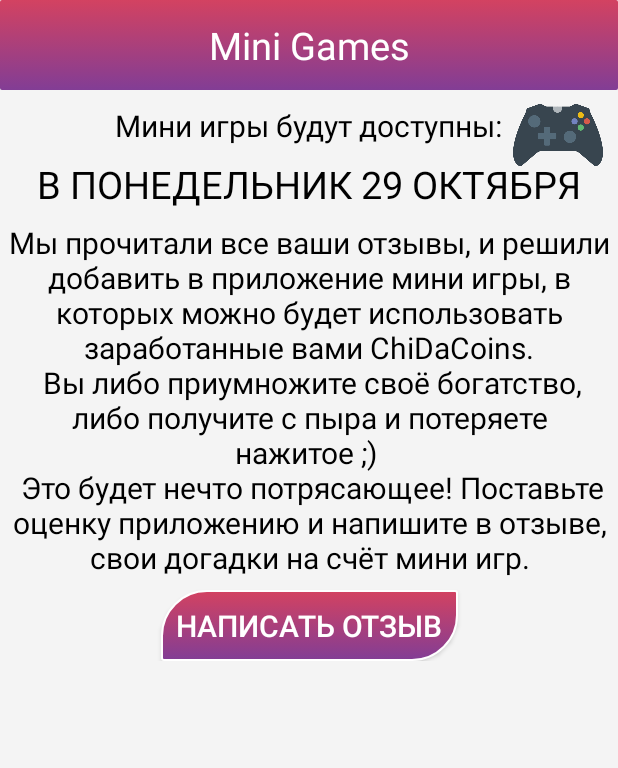
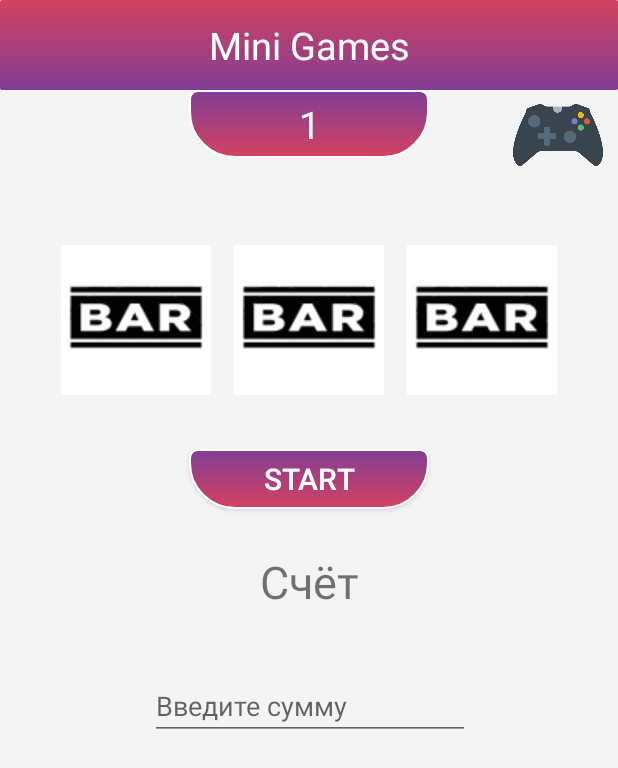
Before and after one commit to GKava/chda, an Android app: the fragment MiniGameFragments placed in its activity, on a phone screen of 412 x 824 dp. Shown: the top 768 px of the screen. Run offline under Robolectric (Android 15) with nearby library versions, the phone set to English and light mode, and no system bars; our stand-ins replace AdMob; 6 statements that could not run were skipped.

Commit message:
mini game

```diff
--- a/app/src/main/java/edwardbil_soundboard/gkain/edwardbil/MainActivity.java
+++ b/app/src/main/java/edwardbil_soundboard/gkain/edwardbil/MainActivity.java
@@ -26,10 +26,9 @@ import com.google.android.gms.ads.MobileAds;
 
 
 public class MainActivity extends AppCompatActivity implements View.OnClickListener{
-    public static FragmentManager fragmentManager;
+
     ImageView image,game_view;
     Handler mHandler;
-
     private static final String TAG = "MainActivity";
     public static final String APP_PREFERENCES_CHECKPOINTS = "ads_inter";
     public static final String APP_PREFERENCES = "ads_settings";
@@ -37,6 +36,7 @@ public class MainActivity extends AppCompatActivity implements View.OnClickListe
     private AdView mAdView;
     private InterstitialAd mInterstitialAd;
     int intBanner =0;
+
     @Override
     protected void onCreate(Bundle savedInstanceState) {
         super.onCreate(savedInstanceState);
@@ -59,12 +59,11 @@ public class MainActivity extends AppCompatActivity implements View.OnClickListe
         mInterstitialAd.loadAd(new AdRequest.Builder().build());
 
 
-        fragmentManager = getSupportFragmentManager();
         if (findViewById(R.id.fragment_container)!=null){
             if (savedInstanceState!=null){
                 return;
             }
-            fragmentManager.beginTransaction().add(R.id.fragment_container, new MainFragment()).commit();
+            getSupportFragmentManager().beginTransaction().add(R.id.fragment_container, new MainFragment(), "MainFragment").commit();
         }
 
         startAnimGame();
@@ -87,15 +86,26 @@ public class MainActivity extends AppCompatActivity implements View.OnClickListe
 
     @Override
     public void onClick(View v) {
-switch (v.getId()){
+        switch (v.getId()) {
             case R.id.game_view:
                 viewAds();
-            fragmentManager.beginTransaction()
-//                    .setCustomAnimations(R.anim.enter_from_left, R.anim.exit_to_right, R.anim.enter_from_right, R.anim.exit_to_left)
-                    .replace(R.id.fragment_container, new MiniGameFragments())
+                //MainFragment mf = new MainFragment();
+                //mf.sendBundleChiDa();
+                MiniGameFragments frag = new MiniGameFragments();
+                Bundle bundle = new Bundle();
+                bundle.putInt("coins", ((MainFragment)(getSupportFragmentManager().findFragmentByTag("MainFragment"))).chiDa);
+                frag.setArguments(bundle);
+                getSupportFragmentManager().beginTransaction()
+                        .replace(R.id.fragment_container, frag)
                         .addToBackStack(null)
                         .commit();
-        Log.e(TAG, "Значение intBanner " + intBanner);
+
+
+//            fragmentManager.beginTransaction()
+//                    .replace(R.id.fragment_container, new MiniGameFragments())
+//                    .addToBackStack(null)
+//                    .commit();
+//        Log.e(TAG, "Значение intBanner " + intBanner);
 
                 break;
         }
@@ -132,16 +142,10 @@ for (int ti=2000; ti<=4000; ti=ti+2000) {
         if (imageResource==3){
             image.setImageResource(R.drawable.krit3 );
         }
-
         Animation animation1 = null;
         animation1 = AnimationUtils.loadAnimation(this, R.anim.left_right);
         image.startAnimation(animation1);
-
-
     }
-
-
-
 
     @Override
     protected void onResume() {
--- a/app/src/main/java/edwardbil_soundboard/gkain/edwardbil/MiniGameFragments.java
+++ b/app/src/main/java/edwardbil_soundboard/gkain/edwardbil/MiniGameFragments.java
@@ -1,7 +1,9 @@
 package edwardbil_soundboard.gkain.edwardbil;
 
 
+import android.content.Context;
 import android.content.Intent;
+import android.content.SharedPreferences;
 import android.media.Image;
 import android.net.Uri;
 import android.os.Bundle;
@@ -12,64 +14,203 @@ import android.view.ViewGroup;
 import android.view.animation.Animation;
 import android.view.animation.AnimationUtils;
 import android.widget.Button;
+import android.widget.EditText;
 import android.widget.ImageView;
 import android.widget.TextView;
+import android.widget.Toast;
+
+import java.util.Random;
+
+import static com.google.android.gms.internal.zzahn.runOnUiThread;
+import static edwardbil_soundboard.gkain.edwardbil.MainFragment.APP_PREFERENCES;
+import static edwardbil_soundboard.gkain.edwardbil.MainFragment.APP_PREFERENCES_CHIDA;
 
 
 /**
  * A simple {@link Fragment} subclass.
  */
 public class MiniGameFragments extends Fragment implements View.OnClickListener{
-//Button btn1,btn2,btn3;
-TextView header;
+    TextView header,txtv,score;
     ImageView image;
     Button comment;
+    Integer paramBundle;
+    EditText edTxt;
+    private SharedPreferences mSettings;
+    private  int coins;
+    String coinsString;
+    int stavka;
+
+    private ImageView img1, img2, img3;
+    private Wheel wheel1, wheel2, wheel3;
+    private boolean isStarted;
+
+    public static final Random RANDOM = new Random();
+
+    public static long randomLong(long lower, long upper) {
+        return lower + (long) (RANDOM.nextDouble() * (upper - lower));
+    }
+
     public MiniGameFragments() {
         // Required empty public constructor
     }
 
+    @Override
+    public void onPause() {
+        super.onPause();
+        SharedPreferences.Editor editor = mSettings.edit();
+        editor.putInt(APP_PREFERENCES_CHIDA, coins);
+        editor.apply();
+    }
 
     @Override
-    public View onCreateView(LayoutInflater inflater, ViewGroup container,
-                             Bundle savedInstanceState) {
+    public void onResume() {
+        if (mSettings.contains(APP_PREFERENCES_CHIDA)) {
+            coins = mSettings.getInt(APP_PREFERENCES_CHIDA, 0);
+        }
+        coinsString = String.valueOf(coins);
+        score.setText(coinsString);
+        super.onResume();
+    }
+
+    @Override
+    public View onCreateView(LayoutInflater inflater, ViewGroup container, Bundle savedInstanceState) {
         View view =inflater.inflate(R.layout.fragment_mini_game_fragments, container, false);
-//        btn1 = view.findViewById(R.id.btn1);
-//        btn2 = view.findViewById(R.id.btn2);
-//        btn3 = view.findViewById(R.id.btn3);
         header = view.findViewById(R.id.header);
+        txtv = view.findViewById(R.id.txtv);
+        score = view.findViewById(R.id.score);
         comment = view.findViewById(R.id.comment);
         comment.setOnClickListener(this);
-//        btn1.setOnClickListener(this);
-//        btn2.setOnClickListener(this);
-//        btn3.setOnClickListener(this);
 
+        img1 = view.findViewById(R.id.img1);
+        img2 = view.findViewById(R.id.img2);
+        img3 = view.findViewById(R.id.img3);
+        edTxt = view.findViewById(R.id.edTxt);
 
         MainActivity ma = (MainActivity) getActivity();
         ma.invisibleGameView();
 
+        mSettings = this.getActivity().getSharedPreferences(APP_PREFERENCES, Context.MODE_PRIVATE);
+       // txtv.setText("ChiDaCoins: "+coins);
+
+//        Bundle bundle = getArguments();
+//        if (bundle != null) {
+//            paramBundle = bundle.getInt("coins");
+//        }
+//        txtv.setText("ChiDaCoins: "+paramBundle);
+
         return view;
     }
+
 
     // Эдвард выглядывает снизу экрана и скрывается
     @Override
     public void onClick(View v) {
          switch (v.getId()){
-//    case R.id.btn1:
-//        Animation animation1 = null;
-//        animation1 = AnimationUtils.loadAnimation(getActivity(), R.anim.upupup);
-//        image.startAnimation(animation1);
+     case R.id.comment:
+
+
+//         paramBundle=paramBundle-1;
+//         MainFragment mf = new MainFragment();
+//         mf.miniGameMethod(paramBundle);
+//
+        startGame();
+
+         coinsString = String.valueOf(coins);
+         score.setText(coinsString);
+
+//        MainFragment frag = new MainFragment();
+//        Bundle bundle = new Bundle();
+//        bundle.putInt("tag", coins);
+//        frag.setArguments(bundle);
 //        break;
-//    case R.id.btn2:
-//
-//        break;
-//    case R.id.btn3:
-//
-//        break;
-    case R.id.comment:
-        Uri address = Uri.parse("https://play.google.com/store/apps/details?id=com.edwardbil_prank.tidatopstyle");
-        Intent openlinkIntent = new Intent(Intent.ACTION_VIEW, address);
-        startActivity(openlinkIntent);
-        break;
+        }
+    }
+
+
+    public void startGame(){
+
+        if (isStarted) {
+            wheel1.stopWheel();
+            wheel2.stopWheel();
+            wheel3.stopWheel();
+
+            if (wheel1.currentIndex == wheel2.currentIndex && wheel2.currentIndex == wheel3.currentIndex) {
+                coins=coins+stavka;
+                txtv.setText("+"+stavka+" ChiDaCoins ");
+                coinsString = String.valueOf(coins);
+                score.setText(coinsString);
+
+            } else if (wheel1.currentIndex == wheel2.currentIndex || wheel2.currentIndex == wheel3.currentIndex
+                    || wheel1.currentIndex == wheel3.currentIndex) {
+                coins=coins+stavka;
+                txtv.setText("+"+stavka+" ChiDaCoins ");
+                coinsString = String.valueOf(coins);
+                score.setText(coinsString);
+            } else {
+                coins=coins-stavka;
+                txtv.setText("+"+stavka+" ChiDaCoins ");
+                coinsString = String.valueOf(coins);
+                score.setText(coinsString);
+            }
+
+            comment.setText("Старт");
+            isStarted = false;
+
+        } else {
+            if (coins>1) {
+                stavka = Integer.parseInt(edTxt.getText().toString());
+
+                if (stavka<=coins) {
+
+                    wheel1 = new Wheel(new Wheel.WheelListener() {
+                        @Override
+                        public void newImage(final int img) {
+                            runOnUiThread(new Runnable() {
+                                @Override
+                                public void run() {
+                                    img1.setImageResource(img);
+                                }
+                            });
+                        }
+                    }, 100, randomLong(0, 200));
+
+                    wheel1.start();
+
+                    wheel2 = new Wheel(new Wheel.WheelListener() {
+                        @Override
+                        public void newImage(final int img) {
+                            runOnUiThread(new Runnable() {
+                                @Override
+                                public void run() {
+                                    img2.setImageResource(img);
+                                }
+                            });
+                        }
+                    }, 100, randomLong(150, 400));
+
+                    wheel2.start();
+
+                    wheel3 = new Wheel(new Wheel.WheelListener() {
+                        @Override
+                        public void newImage(final int img) {
+                            runOnUiThread(new Runnable() {
+                                @Override
+                                public void run() {
+                                    img3.setImageResource(img);
+                                }
+                            });
+                        }
+                    }, 100, randomLong(150, 400));
+
+                    wheel3.start();
+
+                    comment.setText("Stop");
+                    txtv.setText("");
+                    isStarted = true;
+                }else{ Toast toast = Toast.makeText(getActivity(), "У вас недостаточно ChiDaCoins на балансе", Toast.LENGTH_SHORT);toast.show();  }
+
+            }else { Toast toast = Toast.makeText(getActivity(), "Недостаточно ChiDaCoins", Toast.LENGTH_SHORT);toast.show(); }
+
         }
     }
 }
--- a/app/src/main/res/drawable/roundbutton.xml
+++ b/app/src/main/res/drawable/roundbutton.xml
@@ -5,8 +5,8 @@
 
             <gradient
                 android:angle="90"
-                android:endColor="#d34261"
-                android:startColor="#823d95"
+                android:endColor="#823d95"
+                android:startColor="#d34261"
                 android:type="linear" />
 
             <stroke
@@ -17,10 +17,10 @@
             <!--<solid android:color="#B7B7FB" />-->
 
             <corners
-                android:bottomLeftRadius="1.0dip"
+                android:bottomLeftRadius="30.0dip"
                 android:bottomRightRadius="30.0dip"
-                android:topLeftRadius="30.0dip"
-                android:topRightRadius="1.0dip" />
+                android:topLeftRadius="5.0dip"
+                android:topRightRadius="5.0dip" />
         </shape>
     </item>
 </selector>
--- a/app/src/main/res/layout/fragment_main.xml
+++ b/app/src/main/res/layout/fragment_main.xml
@@ -43,12 +43,12 @@
         android:layout_margin="5dp">
 
         <ImageView
-            android:visibility="invisible"
+
             android:id="@+id/shop"
             android:layout_width="40dp"
             android:layout_height="40dp"
             android:layout_marginRight="5dp"
-            android:background="@drawable/ic_shopping_cart_black_24dp" />
+            android:background="@drawable/ic_star_black_24dp" />
 
         <ImageView
             android:id="@+id/helpview"
--- a/app/src/main/res/layout/fragment_mini_game_fragments.xml
+++ b/app/src/main/res/layout/fragment_mini_game_fragments.xml
@@ -27,72 +27,123 @@
 
     </LinearLayout>
 
+    <LinearLayout
+        android:id="@+id/linearLayout2"
+        android:layout_width="160dp"
+        android:layout_height="45dp"
+        android:layout_marginEnd="8dp"
+        android:layout_marginLeft="8dp"
+        android:layout_marginRight="8dp"
+        android:layout_marginStart="8dp"
+        android:background="@drawable/roundbutton"
+        android:gravity="center"
+        android:orientation="horizontal"
+        app:layout_constraintEnd_toEndOf="parent"
+        app:layout_constraintStart_toStartOf="parent"
+        app:layout_constraintTop_toBottomOf="@+id/linearLayout">
+
+        <TextView
+            android:id="@+id/score"
+            android:layout_width="match_parent"
+            android:layout_height="match_parent"
+            android:gravity="center"
+            android:text="score"
+            android:textColor="#FFFF"
+            android:textSize="25sp" />
+
+    </LinearLayout>
+
+
+    <LinearLayout
+        android:id="@+id/imgs"
+        android:layout_width="wrap_content"
+        android:layout_height="wrap_content"
+        android:layout_centerHorizontal="true"
+        android:layout_marginEnd="8dp"
+        android:layout_marginLeft="8dp"
+        android:layout_marginRight="8dp"
+        android:layout_marginStart="8dp"
+        android:layout_marginTop="8dp"
+        android:orientation="horizontal"
+        app:layout_constraintEnd_toEndOf="parent"
+        app:layout_constraintStart_toStartOf="parent"
+        app:layout_constraintTop_toBottomOf="@+id/linearLayout2">
+
+        <ImageView
+            android:id="@+id/img1"
+            android:layout_width="100dp"
+            android:layout_height="100dp"
+            android:layout_marginTop="50dp"
+            android:src="@drawable/slot5" />
+
+        <ImageView
+            android:id="@+id/img2"
+            android:layout_width="100dp"
+            android:layout_height="100dp"
+            android:layout_marginLeft="15dp"
+            android:layout_marginRight="15dp"
+            android:layout_marginTop="50dp"
+            android:src="@drawable/slot5" />
+
+        <ImageView
+            android:id="@+id/img3"
+            android:layout_width="100dp"
+            android:layout_height="100dp"
+            android:layout_marginTop="50dp"
+            android:src="@drawable/slot5" />
+
+    </LinearLayout>
+
+    <Button
+        android:id="@+id/comment"
+        android:layout_width="160dp"
+        android:layout_height="40dp"
+        android:layout_marginEnd="8dp"
+        android:layout_marginLeft="8dp"
+        android:layout_marginRight="8dp"
+        android:layout_marginStart="8dp"
+        android:layout_marginTop="36dp"
+        android:background="@drawable/roundbutton"
+        android:paddingLeft="10dp"
+        android:paddingRight="10dp"
+        android:text="Start"
+        android:textColor="#FFFFFF"
+        android:textSize="20dp"
+        app:layout_constraintEnd_toEndOf="parent"
+        app:layout_constraintStart_toStartOf="parent"
+        app:layout_constraintTop_toBottomOf="@+id/imgs" />
+
     <TextView
-        android:textSize="20dp"
-        android:textColor="#000000"
-        android:id="@+id/textView5"
+        android:id="@+id/txtv"
         android:layout_width="wrap_content"
         android:layout_height="wrap_content"
         android:layout_marginEnd="8dp"
         android:layout_marginLeft="8dp"
         android:layout_marginRight="8dp"
         android:layout_marginStart="8dp"
-        android:layout_marginTop="10dp"
-        android:text="Мини игры будут доступны:"
+        android:layout_marginTop="28dp"
+        android:text="Счёт"
+        android:textSize="30sp"
         app:layout_constraintEnd_toEndOf="parent"
+        app:layout_constraintHorizontal_bias="0.501"
         app:layout_constraintStart_toStartOf="parent"
-        app:layout_constraintTop_toBottomOf="@+id/linearLayout" />
+        app:layout_constraintTop_toBottomOf="@+id/comment" />
 
-    <TextView
-        android:textSize="25dp"
-        android:textColor="#000000"
-        android:id="@+id/textView6"
+    <EditText
+        android:id="@+id/edTxt"
         android:layout_width="wrap_content"
         android:layout_height="wrap_content"
         android:layout_marginEnd="8dp"
         android:layout_marginLeft="8dp"
         android:layout_marginRight="8dp"
         android:layout_marginStart="8dp"
-        android:layout_marginTop="8dp"
-        android:text="В ПОНЕДЕЛЬНИК 29 ОКТЯБРЯ"
+        android:layout_marginTop="40dp"
+        android:ems="10"
+        android:hint="Введите сумму"
+        android:inputType="number"
         app:layout_constraintEnd_toEndOf="parent"
+        app:layout_constraintHorizontal_bias="0.503"
         app:layout_constraintStart_toStartOf="parent"
-        app:layout_constraintTop_toBottomOf="@+id/textView5" />
-
-    <TextView
-        android:textSize="20dp"
-        android:gravity="center"
-        android:textColor="#000000"
-        android:id="@+id/textView7"
-        android:layout_width="wrap_content"
-        android:layout_height="wrap_content"
-        android:layout_marginEnd="8dp"
-        android:layout_marginLeft="8dp"
-        android:layout_marginRight="8dp"
-        android:layout_marginStart="8dp"
-        android:layout_marginTop="8dp"
-        android:text="Мы прочитали все ваши отзывы, и решили добавить в приложение мини игры, в которых можно будет использовать заработанные вами ChiDaCoins.\n Вы либо приумножите своё богатство, либо получите с пыра и потеряете нажитое ;) \n Это будет нечто потрясающее! Поставьте оценку приложению и напишите в отзыве, свои догадки на счёт мини игр."
-        app:layout_constraintEnd_toEndOf="parent"
-        app:layout_constraintStart_toStartOf="parent"
-        app:layout_constraintTop_toBottomOf="@+id/textView6" />
-
-    <Button
-        android:id="@+id/comment"
-        android:layout_width="wrap_content"
-        android:layout_height="47dp"
-        android:layout_marginEnd="8dp"
-        android:layout_marginLeft="8dp"
-        android:layout_marginRight="8dp"
-        android:layout_marginStart="8dp"
-        android:layout_marginTop="8dp"
-        android:background="@drawable/roundbutton"
-        android:paddingLeft="10dp"
-        android:paddingRight="10dp"
-        android:text="Написать отзыв"
-        android:textColor="#FFFFFF"
-        android:textSize="20dp"
-        app:layout_constraintEnd_toEndOf="parent"
-        app:layout_constraintStart_toStartOf="parent"
-        app:layout_constraintTop_toBottomOf="@+id/textView7" />
+        app:layout_constraintTop_toBottomOf="@+id/txtv" />
 
 </android.support.constraint.ConstraintLayout>
```
Also changed, not shown: app/src/main/java/edwardbil_soundboard/gkain/edwardbil/MainFragment.java (+52 -64 lines), app/src/main/java/edwardbil_soundboard/gkain/edwardbil/Wheel.java (added, +57 -0 lines), app/src/main/res/drawable/ic_star_black_24dp.xml (added, +9 -0 lines), app/src/main/res/drawable/help.png (deleted), app/src/main/res/drawable/share.png (deleted), app/src/main/res/drawable/slot1.png (added), app/src/main/res/drawable/slot2.png (added), app/src/main/res/drawable/slot3.png (added), app/src/main/res/drawable/slot4.png (added), app/src/main/res/drawable/slot5.png (added), app/src/main/res/drawable/slot6.png (added). Lines whose indentation alone changed are shown as unchanged.
